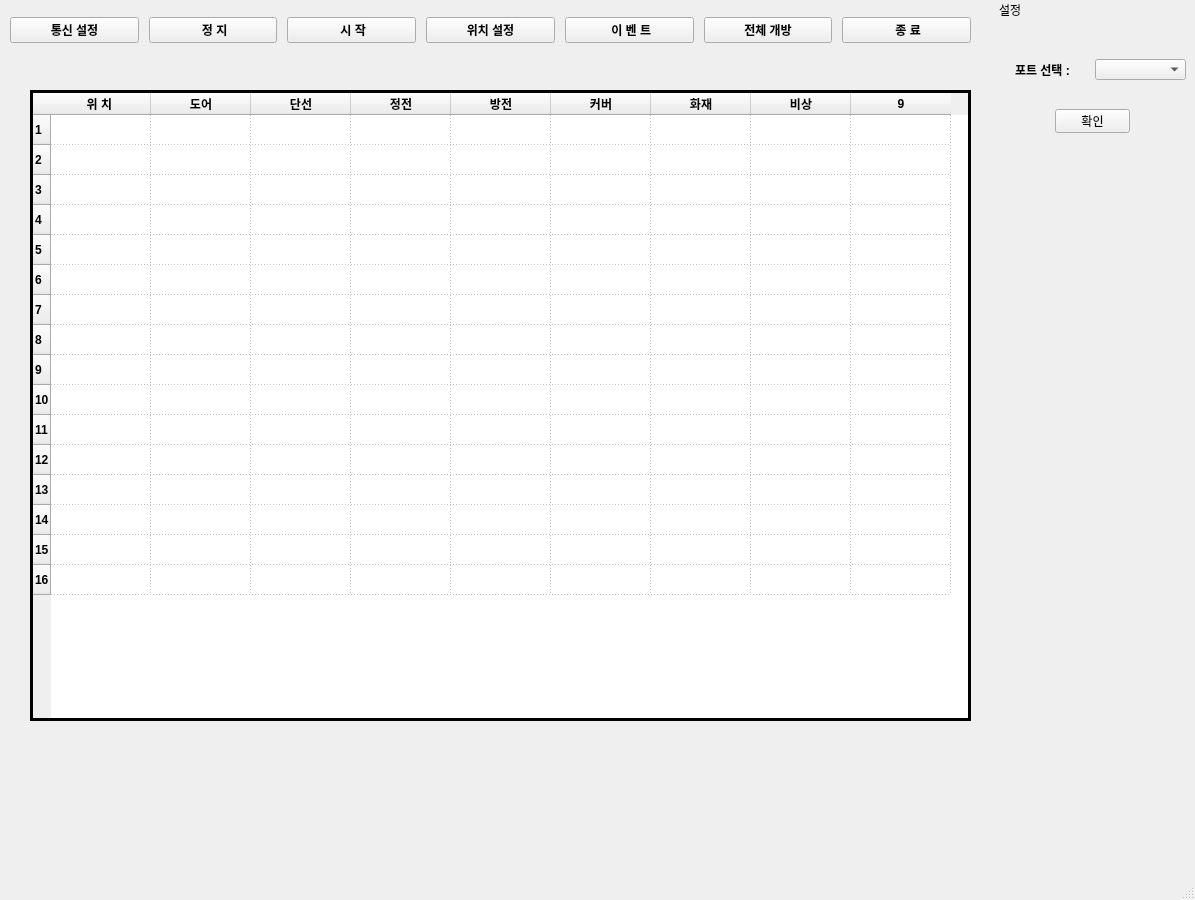
This is EMRDoor.ui in gyu-young-shin/pyEmrDoor as Qt 5 draws it before an edit. The edited form follows.
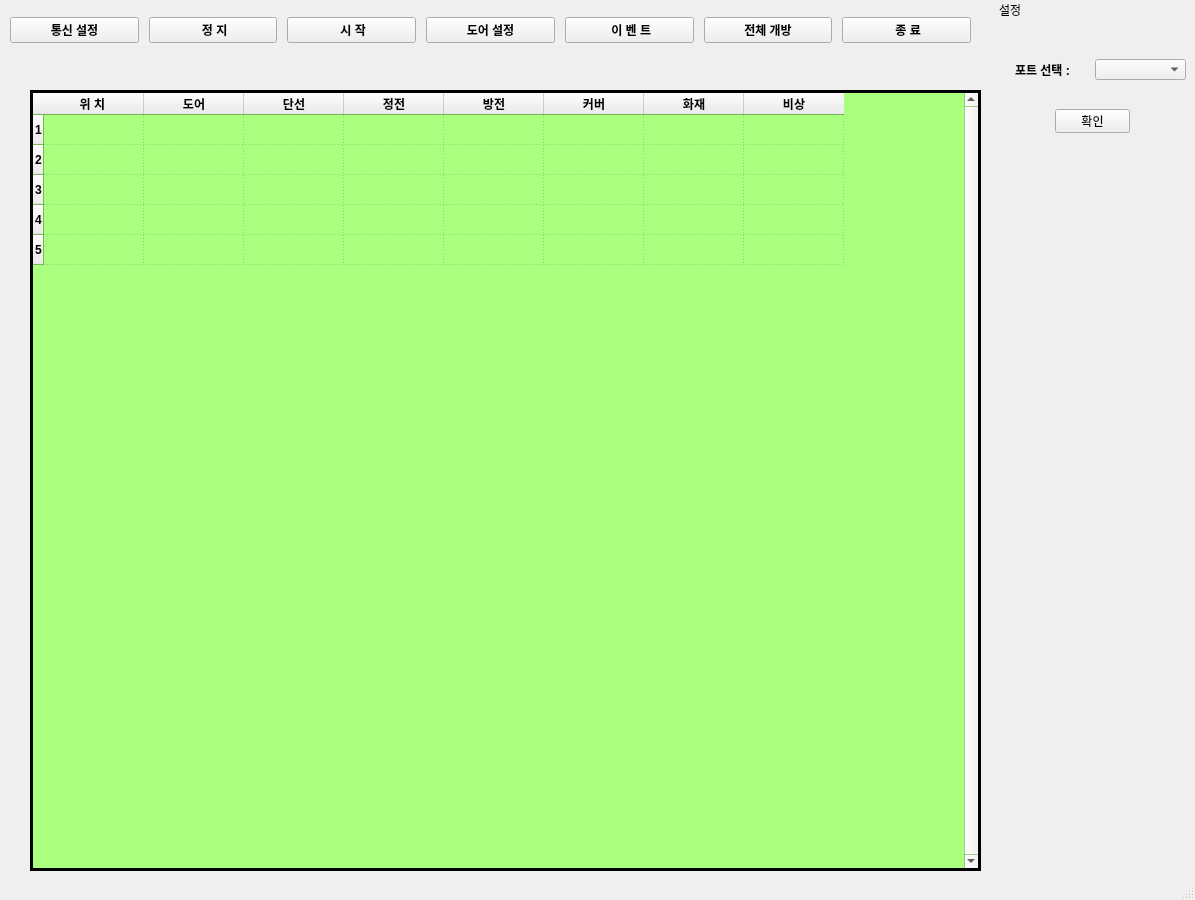
This is the edited form. Icons and pictures are not drawn.

The edit to the form file:
```diff
--- a/EMRDoor.ui
+++ b/EMRDoor.ui
@@ -24,7 +24,10 @@
   </property>
   <property name="windowIcon">
    <iconset resource="emrdoor_imag.qrc">
-    <normaloff>:/image/image/link.png</normaloff>:/image/image/link.png</iconset>
+    <normaloff>:/image/image/server_setting.png</normaloff>:/image/image/server_setting.png</iconset>
+  </property>
+  <property name="documentMode">
+   <bool>false</bool>
   </property>
   <widget class="QWidget" name="centralwidget">
    <widget class="QWidget" name="horizontalLayoutWidget">
@@ -126,7 +129,7 @@
         </font>
        </property>
        <property name="text">
-        <string>위치 설정</string>
+        <string>도어 설정</string>
        </property>
        <property name="icon">
         <iconset resource="emrdoor_imag.qrc">
@@ -208,224 +211,91 @@
      </item>
     </layout>
    </widget>
-   <widget class="QWidget" name="gridLayoutWidget">
-    <property name="geometry">
-     <rect>
-      <x>150</x>
-      <y>130</y>
-      <width>711</width>
-      <height>251</height>
-     </rect>
-    </property>
-    <layout class="QGridLayout" name="gridLayout">
-     <property name="leftMargin">
-      <number>20</number>
-     </property>
-     <property name="topMargin">
-      <number>10</number>
-     </property>
-     <property name="rightMargin">
-      <number>20</number>
-     </property>
-     <property name="bottomMargin">
-      <number>10</number>
-     </property>
-     <property name="spacing">
-      <number>20</number>
-     </property>
-     <item row="0" column="4">
-      <widget class="QLabel" name="label_9">
-       <property name="text">
-        <string/>
-       </property>
-       <property name="pixmap">
-        <pixmap resource="emrdoor_imag.qrc">:/image/image/RedOff.png</pixmap>
-       </property>
-       <property name="scaledContents">
-        <bool>true</bool>
-       </property>
-      </widget>
-     </item>
-     <item row="0" column="0">
-      <widget class="QLabel" name="label_7">
-       <property name="text">
-        <string/>
-       </property>
-       <property name="pixmap">
-        <pixmap resource="emrdoor_imag.qrc">:/image/image/RedOff.png</pixmap>
-       </property>
-       <property name="scaledContents">
-        <bool>true</bool>
-       </property>
-      </widget>
-     </item>
-     <item row="1" column="1">
-      <widget class="QLabel" name="label_6">
-       <property name="text">
-        <string/>
-       </property>
-       <property name="pixmap">
-        <pixmap resource="emrdoor_imag.qrc">:/image/image/RedOff.png</pixmap>
-       </property>
-       <property name="scaledContents">
-        <bool>true</bool>
-       </property>
-      </widget>
-     </item>
-     <item row="1" column="6">
-      <widget class="QLabel" name="label_5">
-       <property name="text">
-        <string/>
-       </property>
-       <property name="pixmap">
-        <pixmap resource="emrdoor_imag.qrc">:/image/image/RedOff.png</pixmap>
-       </property>
-       <property name="scaledContents">
-        <bool>true</bool>
-       </property>
-      </widget>
-     </item>
-     <item row="1" column="4">
-      <widget class="QLabel" name="label_4">
-       <property name="text">
-        <string/>
-       </property>
-       <property name="pixmap">
-        <pixmap resource="emrdoor_imag.qrc">:/image/image/RedOff.png</pixmap>
-       </property>
-       <property name="scaledContents">
-        <bool>true</bool>
-       </property>
-      </widget>
-     </item>
-     <item row="1" column="2">
-      <widget class="QLabel" name="label_3">
-       <property name="text">
-        <string/>
-       </property>
-       <property name="pixmap">
-        <pixmap resource="emrdoor_imag.qrc">:/image/image/GreenOn.png</pixmap>
-       </property>
-       <property name="scaledContents">
-        <bool>true</bool>
-       </property>
-      </widget>
-     </item>
-     <item row="1" column="5">
-      <widget class="QLabel" name="label_8">
-       <property name="text">
-        <string/>
-       </property>
-       <property name="pixmap">
-        <pixmap resource="emrdoor_imag.qrc">:/image/image/RedOff.png</pixmap>
-       </property>
-       <property name="scaledContents">
-        <bool>true</bool>
-       </property>
-      </widget>
-     </item>
-     <item row="1" column="3">
-      <widget class="QLabel" name="label">
-       <property name="text">
-        <string/>
-       </property>
-       <property name="pixmap">
-        <pixmap resource="emrdoor_imag.qrc">:/image/image/RedOff.png</pixmap>
-       </property>
-       <property name="scaledContents">
-        <bool>true</bool>
-       </property>
-      </widget>
-     </item>
-     <item row="1" column="0">
-      <widget class="QLabel" name="label_10">
-       <property name="text">
-        <string/>
-       </property>
-       <property name="pixmap">
-        <pixmap resource="emrdoor_imag.qrc">:/image/image/RedOff.png</pixmap>
-       </property>
-       <property name="scaledContents">
-        <bool>true</bool>
-       </property>
-      </widget>
-     </item>
-     <item row="0" column="1">
-      <widget class="QLabel" name="label_11">
-       <property name="text">
-        <string/>
-       </property>
-       <property name="pixmap">
-        <pixmap resource="emrdoor_imag.qrc">:/image/image/RedOff.png</pixmap>
-       </property>
-       <property name="scaledContents">
-        <bool>true</bool>
-       </property>
-      </widget>
-     </item>
-     <item row="0" column="2">
-      <widget class="QLabel" name="label_12">
-       <property name="text">
-        <string/>
-       </property>
-       <property name="pixmap">
-        <pixmap resource="emrdoor_imag.qrc">:/image/image/RedOff.png</pixmap>
-       </property>
-       <property name="scaledContents">
-        <bool>true</bool>
-       </property>
-      </widget>
-     </item>
-     <item row="0" column="3">
-      <widget class="QLabel" name="label_13">
-       <property name="text">
-        <string/>
-       </property>
-       <property name="pixmap">
-        <pixmap resource="emrdoor_imag.qrc">:/image/image/RedOff.png</pixmap>
-       </property>
-       <property name="scaledContents">
-        <bool>true</bool>
-       </property>
-      </widget>
-     </item>
-     <item row="2" column="0">
-      <widget class="QLabel" name="label_14">
-       <property name="text">
-        <string/>
-       </property>
-       <property name="pixmap">
-        <pixmap resource="emrdoor_imag.qrc">:/image/image/RedOff.png</pixmap>
-       </property>
-       <property name="scaledContents">
-        <bool>true</bool>
-       </property>
-      </widget>
-     </item>
-     <item row="3" column="0">
-      <widget class="QLabel" name="label_15">
-       <property name="text">
-        <string/>
-       </property>
-       <property name="pixmap">
-        <pixmap resource="emrdoor_imag.qrc">:/image/image/RedOff.png</pixmap>
-       </property>
-       <property name="scaledContents">
-        <bool>true</bool>
-       </property>
-      </widget>
-     </item>
-    </layout>
-   </widget>
    <widget class="QTableWidget" name="tableWidget">
     <property name="geometry">
      <rect>
       <x>30</x>
       <y>90</y>
-      <width>941</width>
-      <height>631</height>
+      <width>951</width>
+      <height>781</height>
      </rect>
     </property>
+    <property name="minimumSize">
+     <size>
+      <width>951</width>
+      <height>781</height>
+     </size>
+    </property>
+    <property name="maximumSize">
+     <size>
+      <width>951</width>
+      <height>781</height>
+     </size>
+    </property>
+    <property name="palette">
+     <palette>
+      <active>
+       <colorrole role="Base">
+        <brush brushstyle="SolidPattern">
+         <color alpha="255">
+          <red>170</red>
+          <green>255</green>
+          <blue>127</blue>
+         </color>
+        </brush>
+       </colorrole>
+       <colorrole role="Window">
+        <brush brushstyle="SolidPattern">
+         <color alpha="255">
+          <red>170</red>
+          <green>255</green>
+          <blue>127</blue>
+         </color>
+        </brush>
+       </colorrole>
+      </active>
+      <inactive>
+       <colorrole role="Base">
+        <brush brushstyle="SolidPattern">
+         <color alpha="255">
+          <red>170</red>
+          <green>255</green>
+          <blue>127</blue>
+         </color>
+        </brush>
+       </colorrole>
+       <colorrole role="Window">
+        <brush brushstyle="SolidPattern">
+         <color alpha="255">
+          <red>170</red>
+          <green>255</green>
+          <blue>127</blue>
+         </color>
+        </brush>
+       </colorrole>
+      </inactive>
+      <disabled>
+       <colorrole role="Base">
+        <brush brushstyle="SolidPattern">
+         <color alpha="255">
+          <red>170</red>
+          <green>255</green>
+          <blue>127</blue>
+         </color>
+        </brush>
+       </colorrole>
+       <colorrole role="Window">
+        <brush brushstyle="SolidPattern">
+         <color alpha="255">
+          <red>170</red>
+          <green>255</green>
+          <blue>127</blue>
+         </color>
+        </brush>
+       </colorrole>
+      </disabled>
+     </palette>
+    </property>
     <property name="font">
      <font>
       <bold>true</bold>
@@ -440,6 +310,9 @@
     <property name="lineWidth">
      <number>3</number>
     </property>
+    <property name="verticalScrollBarPolicy">
+     <enum>Qt::ScrollBarPolicy::ScrollBarAlwaysOn</enum>
+    </property>
     <property name="sizeAdjustPolicy">
      <enum>QAbstractScrollArea::SizeAdjustPolicy::AdjustIgnored</enum>
     </property>
@@ -464,17 +337,15 @@
     <property name="sortingEnabled">
      <bool>false</bool>
     </property>
-    <row/>
-    <row/>
-    <row/>
-    <row/>
-    <row/>
-    <row/>
-    <row/>
-    <row/>
-    <row/>
-    <row/>
-    <row/>
+    <property name="rowCount">
+     <number>5</number>
+    </property>
+    <property name="columnCount">
+     <number>8</number>
+    </property>
+    <attribute name="horizontalHeaderMinimumSectionSize">
+     <number>38</number>
+    </attribute>
     <row/>
     <row/>
     <row/>
@@ -520,7 +391,6 @@
       <string>비상</string>
      </property>
     </column>
-    <column/>
    </widget>
    <zorder>tableWidget</zorder>
    <zorder>horizontalLayoutWidget</zorder>
```
Left out of the diff: 13 changed lines with no effect on the pictures.
